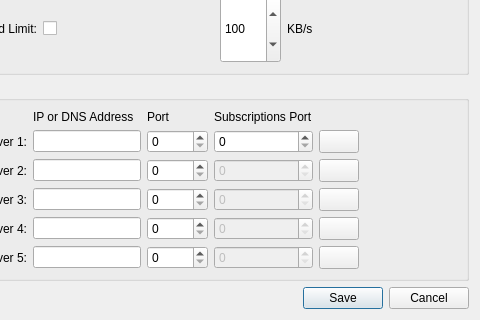
Before: the Qt Designer form FileWaveGuiLib/BoosterMonitor/boosterpreferencesdlg.ui in fw-dev/translations, drawn with Qt 5; both pictures show x 144 to 624 and y 452 to 772 of the 624 by 772 pixel window.
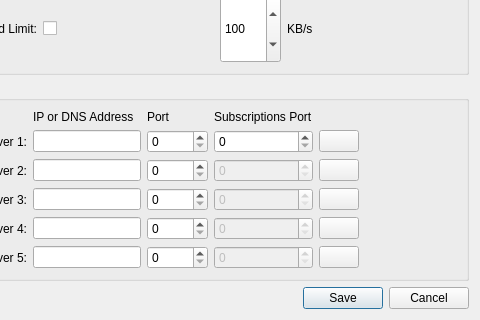
After: the same form once the commit is applied. Custom widgets are drawn as their Qt base class.

The edit to the form file:
```diff
--- a/FileWaveGuiLib/BoosterMonitor/boosterpreferencesdlg.ui
+++ b/FileWaveGuiLib/BoosterMonitor/boosterpreferencesdlg.ui
@@ -574,14 +574,7 @@
        </widget>
       </item>
       <item row="5" column="5">
-       <widget class="BonjourServiceView" name="bonjourView4">
-        <property name="sizePolicy">
-         <sizepolicy hsizetype="Minimum" vsizetype="Preferred">
-          <horstretch>0</horstretch>
-          <verstretch>0</verstretch>
-         </sizepolicy>
-        </property>
-       </widget>
+       <widget class="BonjourServiceView" name="bonjourView4"/>
       </item>
       <item row="2" column="3">
        <widget class="QSpinBox" name="spinBoxPort1">
@@ -601,14 +594,7 @@
        </widget>
       </item>
       <item row="3" column="5">
-       <widget class="BonjourServiceView" name="bonjourView2">
-        <property name="sizePolicy">
-         <sizepolicy hsizetype="Minimum" vsizetype="Preferred">
-          <horstretch>0</horstretch>
-          <verstretch>0</verstretch>
-         </sizepolicy>
-        </property>
-       </widget>
+       <widget class="BonjourServiceView" name="bonjourView2"/>
       </item>
       <item row="0" column="4">
        <widget class="QLabel" name="label_17">
@@ -618,14 +604,7 @@
        </widget>
       </item>
       <item row="2" column="5">
-       <widget class="BonjourServiceView" name="bonjourView1">
-        <property name="sizePolicy">
-         <sizepolicy hsizetype="Minimum" vsizetype="Preferred">
-          <horstretch>0</horstretch>
-          <verstretch>0</verstretch>
-         </sizepolicy>
-        </property>
-       </widget>
+       <widget class="BonjourServiceView" name="bonjourView1"/>
       </item>
       <item row="2" column="4">
        <widget class="QSpinBox" name="spinBoxSubsPort1">
@@ -638,14 +617,7 @@
        </widget>
       </item>
       <item row="4" column="5">
-       <widget class="BonjourServiceView" name="bonjourView3">
-        <property name="sizePolicy">
-         <sizepolicy hsizetype="Minimum" vsizetype="Preferred">
-          <horstretch>0</horstretch>
-          <verstretch>0</verstretch>
-         </sizepolicy>
-        </property>
-       </widget>
+       <widget class="BonjourServiceView" name="bonjourView3"/>
       </item>
       <item row="2" column="1">
        <widget class="QLabel" name="label_9">
@@ -681,14 +653,7 @@
        </widget>
       </item>
       <item row="6" column="5">
-       <widget class="BonjourServiceView" name="bonjourView5">
-        <property name="sizePolicy">
-         <sizepolicy hsizetype="Minimum" vsizetype="Preferred">
-          <horstretch>0</horstretch>
-          <verstretch>0</verstretch>
-         </sizepolicy>
-        </property>
-       </widget>
+       <widget class="BonjourServiceView" name="bonjourView5"/>
       </item>
      </layout>
     </widget>
```
Left out of the diff: 3 changed lines with no effect on the pictures.
